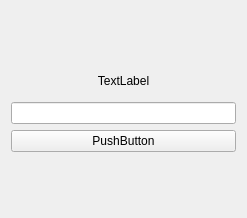
Above: addoption.ui from kia-far/QtDBS before the change. Below: the same form after it.
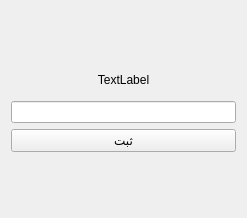
That is the form after the change.

```diff
--- a/addoption.ui
+++ b/addoption.ui
@@ -44,7 +44,7 @@
      <item>
       <widget class="QPushButton" name="pushButton">
        <property name="text">
-        <string>PushButton</string>
+        <string>ثبت</string>
        </property>
       </widget>
      </item>
```
